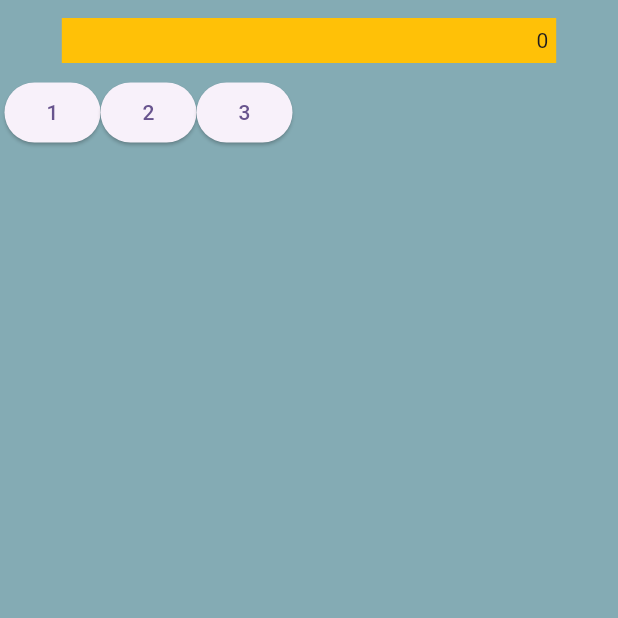
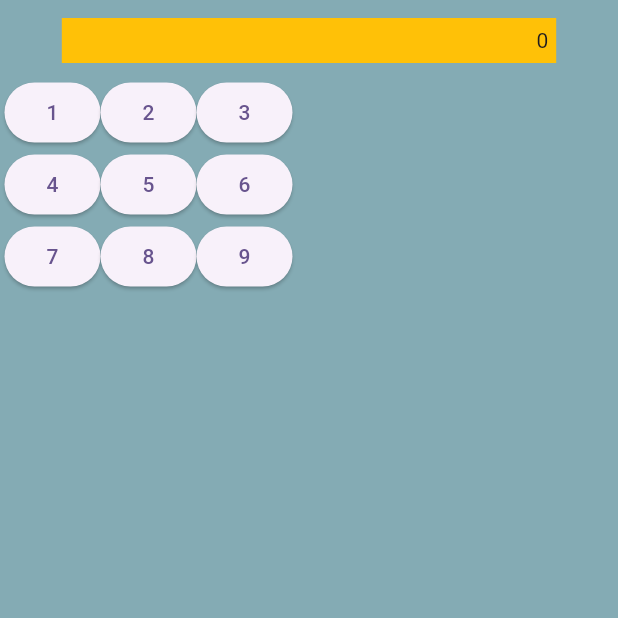
Before and after one commit to GComputeNerd/Flutter-Calculator, a Flutter app: the screen it shows after launch, on a phone screen of 412 x 824 dp, the top half of it. Run offline on Flutter 3.47's test engine with Material 3 defaults, Android fonts, the phone set to English and light mode, and no system bars.

Commit message:
Updated numpad

```diff
--- a/lib/main.dart
+++ b/lib/main.dart
@@ -56,11 +56,21 @@ class CalculatorMain extends StatelessWidget {
       child: const Column(
         mainAxisSize: MainAxisSize.min,
         children: [
-           CalculatorDisplay(),
+          CalculatorDisplay(),
           CalculatorRow(buttons: [
             NumberButton(number: 1),
             NumberButton(number: 2),
             NumberButton(number: 3),
+          ]),
+          CalculatorRow(buttons: [
+            NumberButton(number: 4),
+            NumberButton(number: 5),
+            NumberButton(number: 6),
+          ]),
+          CalculatorRow(buttons: [
+            NumberButton(number: 7),
+            NumberButton(number: 8),
+            NumberButton(number: 9),
           ]),
         ],
       ),
```
